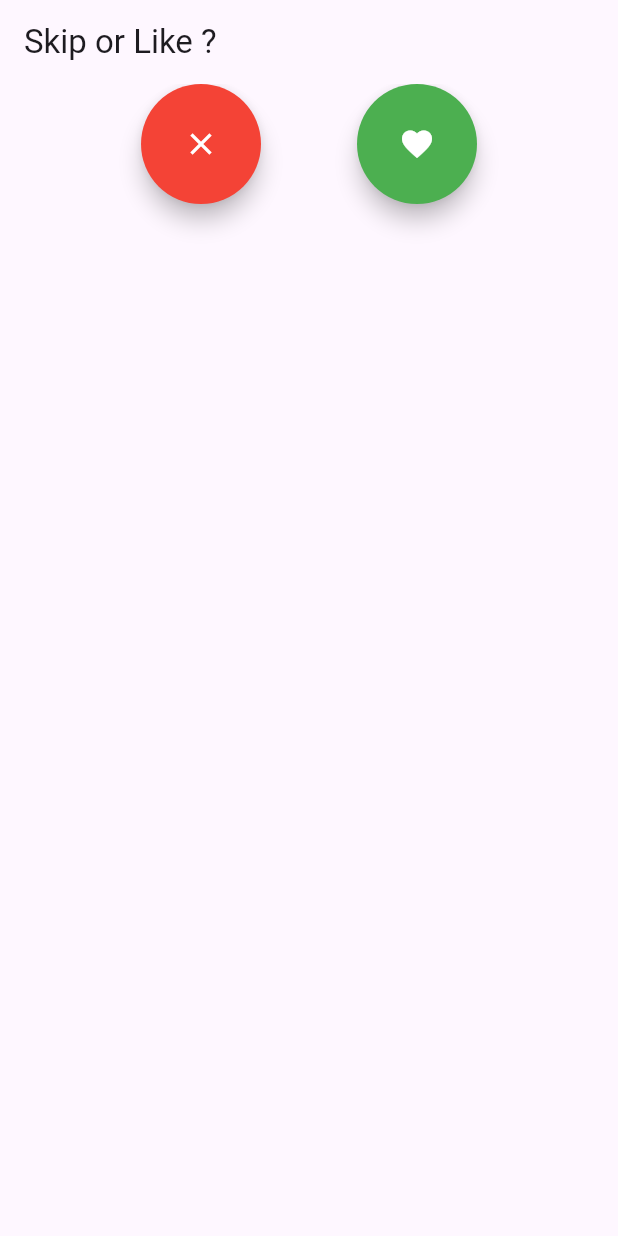
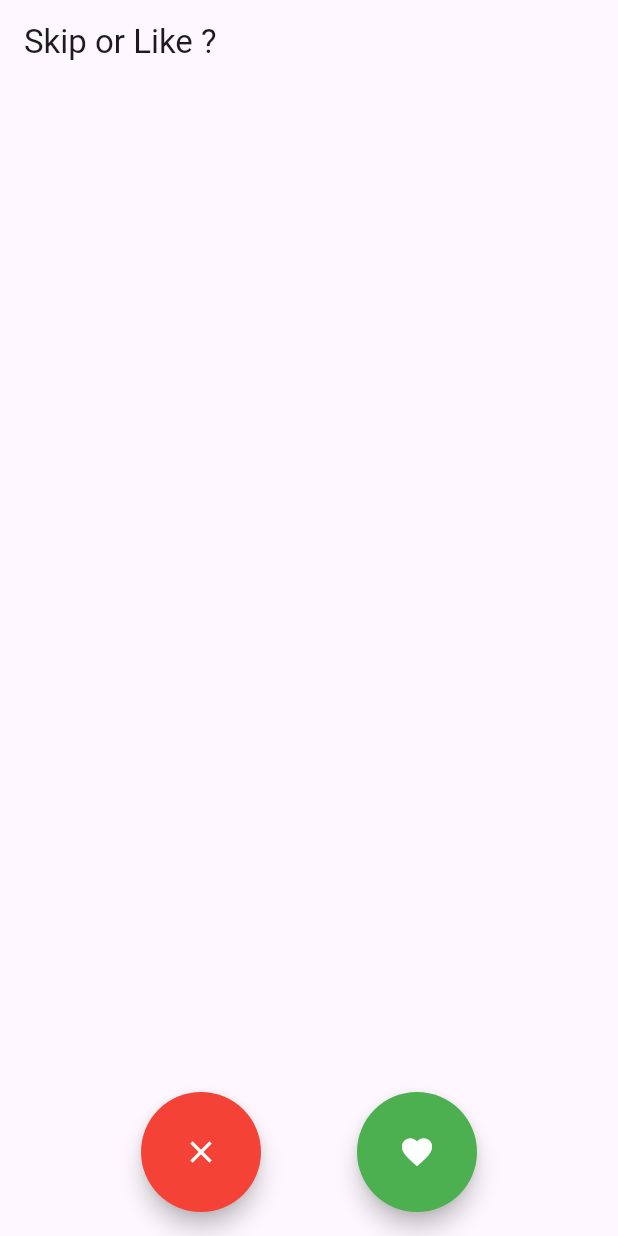
Before and after one commit to tfandkusu/skip_like_flutter, a Flutter app: the screen it shows after launch, on a phone screen of 412 x 824 dp. Run offline on Flutter 3.47's test engine with Material 3 defaults, Android fonts, the phone set to English and light mode, and no system bars; our stand-ins replace hooks_riverpod.

Commit message:
ボタンを下部に設置

```diff
--- a/lib/home_screen.dart
+++ b/lib/home_screen.dart
@@ -9,9 +9,15 @@ class HomeScreen extends HookConsumerWidget {
   Widget build(BuildContext context, WidgetRef ref) {
     return Scaffold(
       appBar: AppBar(title: const Text('Skip or Like ?')),
-      body: Column(
-        crossAxisAlignment: CrossAxisAlignment.center,
+      body: SafeArea(
+        child: Column(
           children: [
+            Expanded(
+              child: Padding(
+                padding: const EdgeInsets.fromLTRB(32.0, 32.0, 32.0, 16.0),
+                child: Container(),
+              ),
+            ),
             Row(
               children: [
                 Spacer(),
@@ -33,7 +39,9 @@ class HomeScreen extends HookConsumerWidget {
                 Spacer(),
               ],
             ),
+            const SizedBox(height: 16),
           ],
+        ),
       ),
     );
   }
```
Lines whose indentation alone changed are shown as unchanged.
